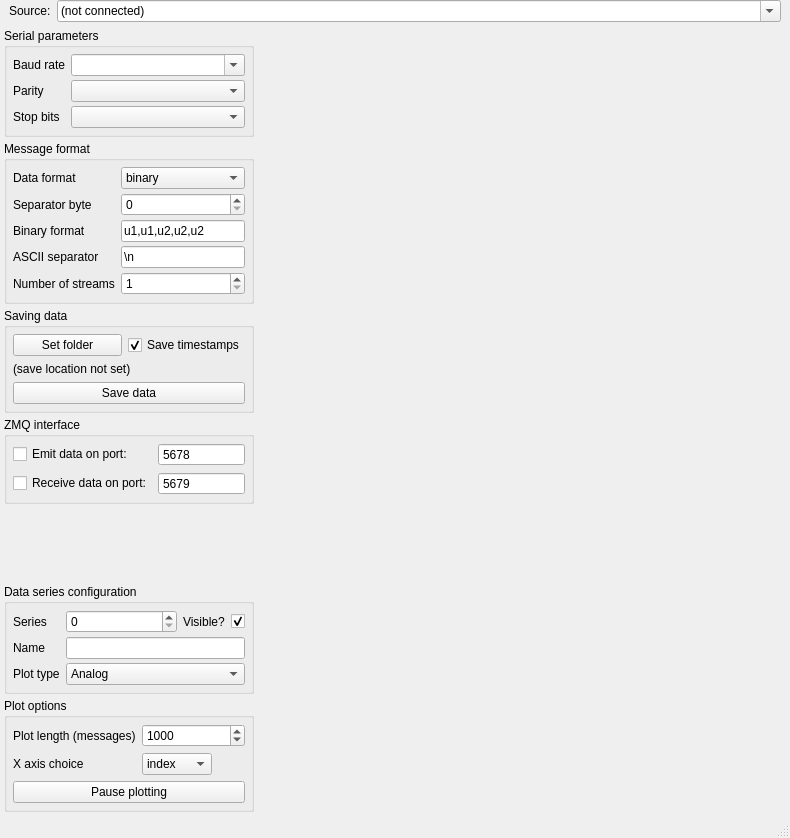
The window that src/splot/splot.ui (starfishneuroscience/splot) describes before a commit, drawn with Qt 5.
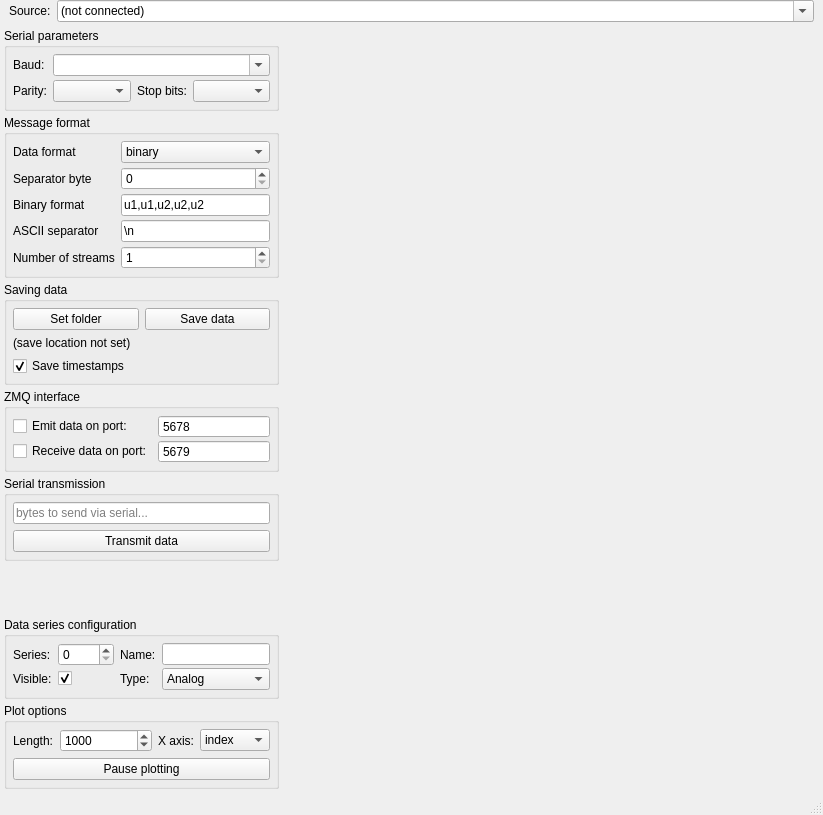
The same window after the commit.

Commit message:
Add simple UI text box for serial data transmission from computer to device.  (#25)
UI box handles escape characters, so if you want to send bytes 0, 1, 2, you'd type '\x00\x01\x02' and hit send.

```diff
--- a/src/splot/splot.ui
+++ b/src/splot/splot.ui
@@ -6,8 +6,8 @@
    <rect>
     <x>0</x>
     <y>0</y>
-    <width>790</width>
-    <height>838</height>
+    <width>823</width>
+    <height>815</height>
    </rect>
   </property>
   <property name="windowTitle">
@@ -149,7 +149,7 @@
             </property>
             <property name="minimumSize">
              <size>
-              <width>250</width>
+              <width>275</width>
               <height>0</height>
              </size>
             </property>
@@ -189,13 +189,7 @@
                <property name="title">
                 <string>Serial parameters</string>
                </property>
-               <layout class="QFormLayout" name="serialParametersFormLayout">
-                <property name="fieldGrowthPolicy">
-                 <enum>QFormLayout::ExpandingFieldsGrow</enum>
-                </property>
-                <property name="verticalSpacing">
-                 <number>4</number>
-                </property>
+               <layout class="QGridLayout" name="gridLayout_4">
                 <property name="leftMargin">
                  <number>6</number>
                 </property>
@@ -208,14 +202,51 @@
                 <property name="bottomMargin">
                  <number>6</number>
                 </property>
+                <property name="verticalSpacing">
+                 <number>4</number>
+                </property>
+                <item row="1" column="1">
+                 <widget class="QComboBox" name="serialParityComboBox">
+                  <property name="sizePolicy">
+                   <sizepolicy hsizetype="Expanding" vsizetype="Fixed">
+                    <horstretch>0</horstretch>
+                    <verstretch>0</verstretch>
+                   </sizepolicy>
+                  </property>
+                 </widget>
+                </item>
                 <item row="0" column="0">
                  <widget class="QLabel" name="serialBaudRateLabel">
                   <property name="text">
-                   <string>Baud rate</string>
+                   <string>Baud:</string>
                   </property>
                  </widget>
                 </item>
-                <item row="0" column="1">
+                <item row="1" column="0">
+                 <widget class="QLabel" name="serialParityLabel">
+                  <property name="text">
+                   <string>Parity:</string>
+                  </property>
+                 </widget>
+                </item>
+                <item row="1" column="2">
+                 <widget class="QLabel" name="serialStopBitsLabel">
+                  <property name="text">
+                   <string>Stop bits:</string>
+                  </property>
+                 </widget>
+                </item>
+                <item row="1" column="3">
+                 <widget class="QComboBox" name="serialStopBitsComboBox">
+                  <property name="sizePolicy">
+                   <sizepolicy hsizetype="Expanding" vsizetype="Fixed">
+                    <horstretch>0</horstretch>
+                    <verstretch>0</verstretch>
+                   </sizepolicy>
+                  </property>
+                 </widget>
+                </item>
+                <item row="0" column="1" colspan="3">
                  <widget class="QComboBox" name="serialBaudRateComboBox">
                   <property name="sizePolicy">
                    <sizepolicy hsizetype="Expanding" vsizetype="Fixed">
@@ -231,40 +262,6 @@
                   </property>
                  </widget>
                 </item>
-                <item row="1" column="0">
-                 <widget class="QLabel" name="serialParityLabel">
-                  <property name="text">
-                   <string>Parity</string>
-                  </property>
-                 </widget>
-                </item>
-                <item row="1" column="1">
-                 <widget class="QComboBox" name="serialParityComboBox">
-                  <property name="sizePolicy">
-                   <sizepolicy hsizetype="Expanding" vsizetype="Fixed">
-                    <horstretch>0</horstretch>
-                    <verstretch>0</verstretch>
-                   </sizepolicy>
-                  </property>
-                 </widget>
-                </item>
-                <item row="2" column="0">
-                 <widget class="QLabel" name="serialStopBitsLabel">
-                  <property name="text">
-                   <string>Stop bits</string>
-                  </property>
-                 </widget>
-                </item>
-                <item row="2" column="1">
-                 <widget class="QComboBox" name="serialStopBitsComboBox">
-                  <property name="sizePolicy">
-                   <sizepolicy hsizetype="Expanding" vsizetype="Fixed">
-                    <horstretch>0</horstretch>
-                    <verstretch>0</verstretch>
-                   </sizepolicy>
-                  </property>
-                 </widget>
-                </item>
                </layout>
               </widget>
              </item>
@@ -426,7 +423,7 @@
                 <property name="bottomMargin">
                  <number>6</number>
                 </property>
-                <item row="4" column="0" colspan="2">
+                <item row="0" column="1">
                  <widget class="QPushButton" name="savePushButton">
                   <property name="sizePolicy">
                    <sizepolicy hsizetype="Expanding" vsizetype="Fixed">
@@ -442,20 +439,7 @@
                   </property>
                  </widget>
                 </item>
-                <item row="1" column="0">
-                 <widget class="QPushButton" name="setSaveLocationPushButton">
-                  <property name="sizePolicy">
-                   <sizepolicy hsizetype="Expanding" vsizetype="Fixed">
-                    <horstretch>0</horstretch>
-                    <verstretch>0</verstretch>
-                   </sizepolicy>
-                  </property>
-                  <property name="text">
-                   <string>Set folder</string>
-                  </property>
-                 </widget>
-                </item>
-                <item row="1" column="1">
+                <item row="3" column="0">
                  <widget class="QCheckBox" name="saveTimestampsCheckBox">
                   <property name="text">
                    <string>Save timestamps</string>
@@ -465,13 +449,26 @@
                   </property>
                  </widget>
                 </item>
-                <item row="3" column="0" colspan="2">
+                <item row="1" column="0" colspan="2">
                  <widget class="QLabel" name="saveLocationLabel">
                   <property name="text">
                    <string>(save location not set)</string>
                   </property>
                  </widget>
                 </item>
+                <item row="0" column="0">
+                 <widget class="QPushButton" name="setSaveLocationPushButton">
+                  <property name="sizePolicy">
+                   <sizepolicy hsizetype="Expanding" vsizetype="Fixed">
+                    <horstretch>0</horstretch>
+                    <verstretch>0</verstretch>
+                   </sizepolicy>
+                  </property>
+                  <property name="text">
+                   <string>Set folder</string>
+                  </property>
+                 </widget>
+                </item>
                </layout>
               </widget>
              </item>
@@ -505,9 +502,12 @@
                 <property name="bottomMargin">
                  <number>6</number>
                 </property>
-                <property name="spacing">
+                <property name="horizontalSpacing">
                  <number>-1</number>
                 </property>
+                <property name="verticalSpacing">
+                 <number>2</number>
+                </property>
                 <item row="0" column="0">
                  <widget class="QCheckBox" name="emitDataCheckBox">
                   <property name="enabled">
@@ -569,6 +569,47 @@
                </layout>
               </widget>
              </item>
+             <item>
+              <widget class="QGroupBox" name="serialTransmissionGroupBox">
+               <property name="title">
+                <string>Serial transmission</string>
+               </property>
+               <layout class="QVBoxLayout" name="verticalLayout">
+                <property name="leftMargin">
+                 <number>6</number>
+                </property>
+                <property name="topMargin">
+                 <number>6</number>
+                </property>
+                <property name="rightMargin">
+                 <number>6</number>
+                </property>
+                <property name="bottomMargin">
+                 <number>6</number>
+                </property>
+                <item>
+                 <widget class="QLineEdit" name="transmitDataLineEdit">
+                  <property name="toolTip">
+                   <string>&lt;html&gt;&lt;head/&gt;&lt;body&gt;&lt;p&gt;Text will be interpreted as a bytestring in python, and therefore escape characters are valid. Serially transmitted data is not currently logged.&lt;/p&gt;&lt;/body&gt;&lt;/html&gt;</string>
+                  </property>
+                  <property name="whatsThis">
+                   <string>&lt;html&gt;&lt;head/&gt;&lt;body&gt;&lt;p&gt;&lt;br/&gt;&lt;/p&gt;&lt;/body&gt;&lt;/html&gt;</string>
+                  </property>
+                  <property name="placeholderText">
+                   <string>bytes to send via serial...</string>
+                  </property>
+                 </widget>
+                </item>
+                <item>
+                 <widget class="QPushButton" name="transmitDataPushButton">
+                  <property name="text">
+                   <string>Transmit data</string>
+                  </property>
+                 </widget>
+                </item>
+               </layout>
+              </widget>
+             </item>
              <item>
               <spacer name="verticalSpacer_3">
                <property name="orientation">
@@ -604,50 +645,33 @@
                  <number>6</number>
                 </property>
                 <property name="verticalSpacing">
-                 <number>4</number>
+                 <number>2</number>
                 </property>
-                <item row="0" column="2">
-                 <widget class="QLabel" name="seriesVisibleLabel">
-                  <property name="text">
-                   <string>Visible?</string>
-                  </property>
-                 </widget>
-                </item>
                 <item row="0" column="0">
                  <widget class="QLabel" name="seriesLabel">
                   <property name="text">
-                   <string>Series</string>
-                  </property>
-                 </widget>
-                </item>
-                <item row="2" column="0">
-                 <widget class="QLabel" name="seriesPlotTypeLabel">
-                  <property name="text">
-                   <string>Plot type</string>
+                   <string>Series:</string>
                   </property>
                  </widget>
                 </item>
                 <item row="1" column="0">
+                 <widget class="QLabel" name="seriesVisibleLabel">
+                  <property name="text">
+                   <string>Visible:</string>
+                  </property>
+                 </widget>
+                </item>
+                <item row="0" column="2">
                  <widget class="QLabel" name="seriesNameLabel">
                   <property name="text">
-                   <string>Name</string>
+                   <string>Name:</string>
                   </property>
                  </widget>
                 </item>
-                <item row="0" column="1">
-                 <widget class="QSpinBox" name="seriesSelectorSpinBox">
-                  <property name="sizePolicy">
-                   <sizepolicy hsizetype="Expanding" vsizetype="Fixed">
-                    <horstretch>0</horstretch>
-                    <verstretch>0</verstretch>
-                   </sizepolicy>
-                  </property>
-                  <property name="correctionMode">
-                   <enum>QAbstractSpinBox::CorrectToNearestValue</enum>
-                  </property>
-                 </widget>
+                <item row="0" column="3" colspan="2">
+                 <widget class="QLineEdit" name="seriesNameLineEdit"/>
                 </item>
-                <item row="2" column="1" colspan="3">
+                <item row="1" column="3" colspan="2">
                  <widget class="QComboBox" name="seriesPlotTypeComboBox">
                   <property name="sizePolicy">
                    <sizepolicy hsizetype="Expanding" vsizetype="Fixed">
@@ -667,7 +691,14 @@
                   </item>
                  </widget>
                 </item>
-                <item row="0" column="3">
+                <item row="1" column="2">
+                 <widget class="QLabel" name="seriesPlotTypeLabel">
+                  <property name="text">
+                   <string>Type:</string>
+                  </property>
+                 </widget>
+                </item>
+                <item row="1" column="1">
                  <widget class="QCheckBox" name="seriesVisibleCheckBox">
                   <property name="enabled">
                    <bool>true</bool>
@@ -677,8 +708,18 @@
                   </property>
                  </widget>
                 </item>
-                <item row="1" column="1" colspan="3">
-                 <widget class="QLineEdit" name="seriesNameLineEdit"/>
+                <item row="0" column="1">
+                 <widget class="QSpinBox" name="seriesSelectorSpinBox">
+                  <property name="sizePolicy">
+                   <sizepolicy hsizetype="Expanding" vsizetype="Fixed">
+                    <horstretch>0</horstretch>
+                    <verstretch>0</verstretch>
+                   </sizepolicy>
+                  </property>
+                  <property name="correctionMode">
+                   <enum>QAbstractSpinBox::CorrectToNearestValue</enum>
+                  </property>
+                 </widget>
                 </item>
                </layout>
               </widget>
@@ -688,10 +729,7 @@
                <property name="title">
                 <string>Plot options</string>
                </property>
-               <layout class="QFormLayout" name="formLayout_4">
-                <property name="fieldGrowthPolicy">
-                 <enum>QFormLayout::ExpandingFieldsGrow</enum>
-                </property>
+               <layout class="QGridLayout" name="gridLayout_5">
                 <property name="leftMargin">
                  <number>6</number>
                 </property>
@@ -707,7 +745,38 @@
                 <item row="0" column="0">
                  <widget class="QLabel" name="plotLengthLabel">
                   <property name="text">
-                   <string>Plot length (messages)</string>
+                   <string>Length:</string>
+                  </property>
+                 </widget>
+                </item>
+                <item row="1" column="0" colspan="4">
+                 <widget class="QPushButton" name="pausePushButton">
+                  <property name="text">
+                   <string>Pause plotting</string>
+                  </property>
+                  <property name="checkable">
+                   <bool>true</bool>
+                  </property>
+                 </widget>
+                </item>
+                <item row="0" column="3">
+                 <widget class="QComboBox" name="xAxisChoiceComboBox">
+                  <item>
+                   <property name="text">
+                    <string>index</string>
+                   </property>
+                  </item>
+                  <item>
+                   <property name="text">
+                    <string>time (s)</string>
+                   </property>
+                  </item>
+                 </widget>
+                </item>
+                <item row="0" column="2">
+                 <widget class="QLabel" name="xAxisChoiceLabel">
+                  <property name="text">
+                   <string>X axis:</string>
                   </property>
                  </widget>
                 </item>
@@ -733,37 +802,6 @@
                   </property>
                  </widget>
                 </item>
-                <item row="1" column="0">
-                 <widget class="QLabel" name="xAxisChoiceLabel">
-                  <property name="text">
-                   <string>X axis choice</string>
-                  </property>
-                 </widget>
-                </item>
-                <item row="1" column="1">
-                 <widget class="QComboBox" name="xAxisChoiceComboBox">
-                  <item>
-                   <property name="text">
-                    <string>index</string>
-                   </property>
-                  </item>
-                  <item>
-                   <property name="text">
-                    <string>time (s)</string>
-                   </property>
-                  </item>
-                 </widget>
-                </item>
-                <item row="2" column="0" colspan="2">
-                 <widget class="QPushButton" name="pausePushButton">
-                  <property name="text">
-                   <string>Pause plotting</string>
-                  </property>
-                  <property name="checkable">
-                   <bool>true</bool>
-                  </property>
-                 </widget>
-                </item>
                </layout>
               </widget>
              </item>
```
Left out of the diff: 2 changed lines with no effect on the pictures. The commit also changes 4 other files.
